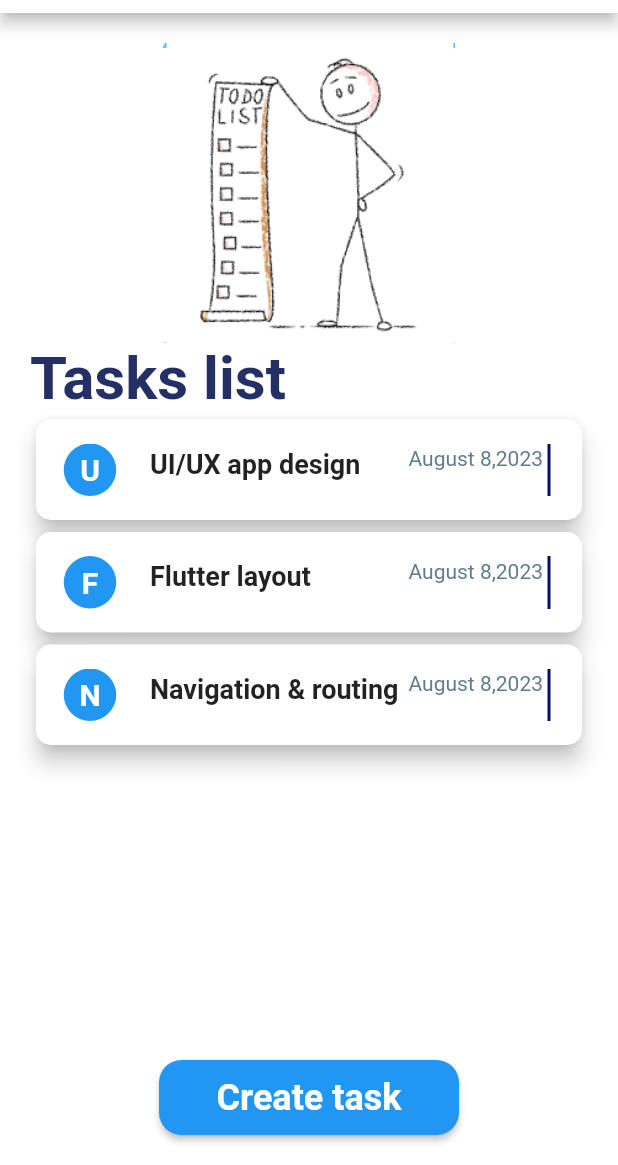
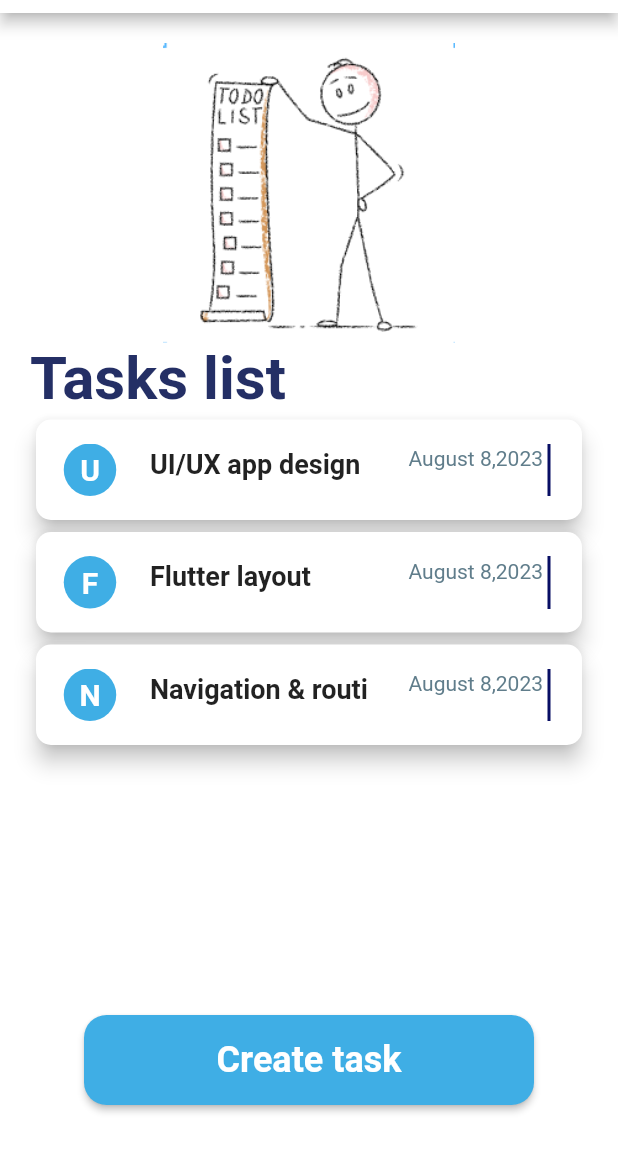
Before and after one commit to SarahAbera/2023-project-phase-mobile-tasks, a Flutter app: the TodoList screen opened directly, on a phone screen of 412 x 824 dp, the part 71-1236 px from its top. Run offline on Flutter 3.47's test engine with Material 2 defaults, Android fonts, the phone set to English and light mode, and no system bars; our stand-ins replace google_fonts.

Commit message:
images added

```diff
--- a/on-boarding/design_replication/todo_app/lib/home.dart
+++ b/on-boarding/design_replication/todo_app/lib/home.dart
@@ -21,7 +21,7 @@ class TodoList extends StatelessWidget {
     CardData(title: "UI/UX app design", inCircle: "U", date: "August 8,2023"),
     CardData(title: "Flutter layout", inCircle: "F", date: "August 8,2023"),
     CardData(
-        title: "Navigation & routing", inCircle: "N", date: "August 8,2023")
+        title: "Navigation & routi", inCircle: "N", date: "August 8,2023")
   ];
 
   @override
@@ -84,10 +84,12 @@ class TodoList extends StatelessWidget {
                   }).toList(),
                 ),
               ),
-              Center(
+              Container(
+                margin: const EdgeInsets.only(bottom: 20),
+                child: Center(
                   child: SizedBox(
-                  height: 50,
-                  width: 200,
+                    height: 60,
+                    width: 300,
                     child: ElevatedButton(
                       onPressed: () {
                         Navigator.push(
@@ -97,7 +99,7 @@ class TodoList extends StatelessWidget {
                       },
                       style: ElevatedButton.styleFrom(
                           foregroundColor: Colors.white,
-                        backgroundColor: Colors.blue,
+                          backgroundColor:const Color(0xFF3FAEE5),
                           shape: RoundedRectangleBorder(
                             borderRadius: BorderRadius.circular(15),
                           )),
@@ -106,6 +108,7 @@ class TodoList extends StatelessWidget {
                         style: TextStyle(
                             fontSize: 24, fontWeight: FontWeight.bold),
                       ))
+                  ),
                 ),
               )
             ])));
@@ -142,7 +145,7 @@ class MyCard extends StatelessWidget {
                     Positioned(
                       child: Container(
                         decoration: const BoxDecoration(
-                          color: Colors.blue,
+                          color:  Color(0xFF3FAEE5),
                           shape: BoxShape.circle,
                         ),
                       ),
```
Also changed, not shown: on-boarding/design_replication/task_list and task_detail design.png (added), on-boarding/design_replication/todo_app/Task detail.jpg (added), on-boarding/design_replication/todo_app/Task list.jpg (added), 1 other file. Lines whose indentation alone changed are shown as unchanged.
